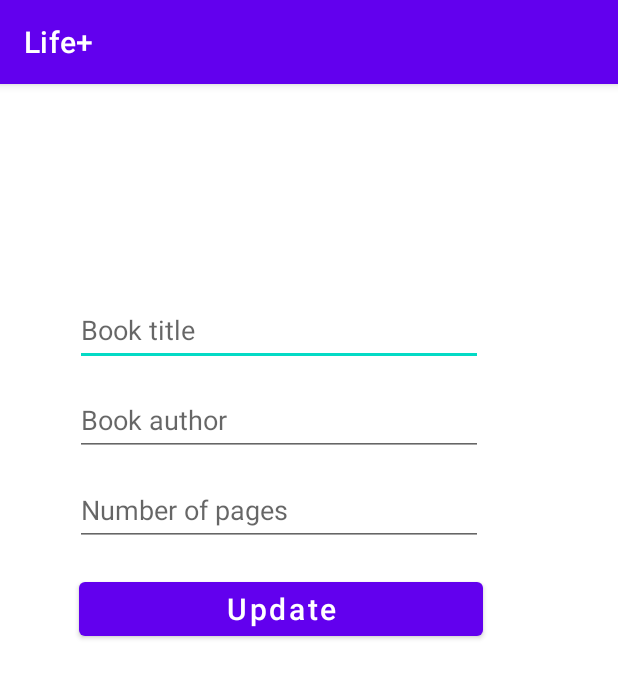
After one commit to meltherebelle/LifeApp, an Android app: the UpdateHobby screen opened directly, with no data from a screen before it, on a phone screen of 412 x 824 dp. The commit adds this screen. Shown: the top 678 px of the screen. Run offline under Robolectric (Android 15) with nearby library versions, the phone set to English and light mode, and no system bars.

Commit message:
Update - a peu pres ready

```diff
--- a/app/src/main/java/com/example/lifeapp/AddActivity.java
+++ b/app/src/main/java/com/example/lifeapp/AddActivity.java
@@ -7,7 +7,7 @@ import android.view.View;
 import android.widget.Button;
 import android.widget.EditText;
 
-public class AddActivity extends AppCompatActivity {
+public class AddActivity extends AppCompatActivity { //for Hobby Section in Personal
 
     EditText title_input, author_input, pages_input;
     Button add_button;
--- /dev/null
+++ b/app/src/main/java/com/example/lifeapp/UpdateHobby.java
@@ -0,0 +1,61 @@
+package com.example.lifeapp;
+
+import androidx.appcompat.app.AppCompatActivity;
+
+import android.os.Bundle;
+import android.util.Log;
+import android.view.View;
+import android.widget.Button;
+import android.widget.EditText;
+import android.widget.Toast;
+
+public class UpdateHobby extends AppCompatActivity {
+
+    EditText title_input, author_input, pages_input;
+    Button update_button;
+    String id, title, author, pages;
+
+    @Override
+    protected void onCreate(Bundle savedInstanceState) {
+        super.onCreate(savedInstanceState);
+        setContentView(R.layout.activity_update_hobby);
+        title_input = findViewById(R.id.title_input2);
+        author_input = findViewById(R.id.author_input2);
+        pages_input = findViewById(R.id.pages_input2);
+        update_button = findViewById(R.id.update_button);
+
+        //First we call this
+        getAndSetIntentData();
+
+        update_button.setOnClickListener(new View.OnClickListener() {
+            @Override
+            public void onClick(View view) {
+                //Only then we call this
+                MyDatabaseHelper myDB = new MyDatabaseHelper(UpdateHobby.this);
+                myDB.updateData(id, title, author, pages);
+            }
+        });
+
+
+
+    }
+    void getAndSetIntentData(){
+        //si il y a de la data
+        if(getIntent().hasExtra("id") && getIntent().hasExtra("title") &&
+                getIntent().hasExtra("author") && getIntent().hasExtra("pages")){
+            //Getting Data from Intent
+            id = getIntent().getStringExtra("id");
+            title = getIntent().getStringExtra("title");
+            author = getIntent().getStringExtra("author");
+            pages = getIntent().getStringExtra("pages");
+
+            //Setting Intent Data
+            title_input.setText(title);
+            author_input.setText(author);
+            pages_input.setText(pages);
+            //Log.d("lea", title+" "+author+" "+pages);
+        }else{ //pas de data
+            Toast.makeText(this, "No data.", Toast.LENGTH_SHORT).show();
+        }
+    }
+}
--- /dev/null
+++ b/app/src/main/res/layout/activity_update_hobby.xml
@@ -0,0 +1,65 @@
+<?xml version="1.0" encoding="utf-8"?>
+<RelativeLayout xmlns:android="http://schemas.android.com/apk/res/android"
+    xmlns:tools="http://schemas.android.com/tools"
+    android:layout_width="match_parent"
+    android:layout_height="match_parent"
+    tools:context=".AddActivity">
+
+    <EditText
+        android:id="@+id/title_input2"
+        android:layout_width="261dp"
+        android:layout_height="wrap_content"
+        android:layout_alignParentStart="true"
+        android:layout_alignParentEnd="true"
+        android:layout_alignParentBottom="true"
+        android:layout_marginStart="50dp"
+        android:layout_marginEnd="90dp"
+        android:layout_marginBottom="580dp"
+        android:ems="10"
+        android:hint="Book title"
+        android:inputType="textPersonName"
+        android:minHeight="48dp" />
+
+    <EditText
+        android:id="@+id/author_input2"
+        android:layout_width="261dp"
+        android:layout_height="wrap_content"
+        android:layout_alignParentStart="true"
+        android:layout_alignParentEnd="true"
+        android:layout_alignParentBottom="true"
+        android:layout_marginStart="50dp"
+        android:layout_marginEnd="90dp"
+        android:layout_marginBottom="520dp"
+        android:ems="10"
+        android:hint="Book author"
+        android:inputType="textPersonName"
+        android:minHeight="48dp" />
+
+    <EditText
+        android:id="@+id/pages_input2"
+        android:layout_width="267dp"
+        android:layout_height="wrap_content"
+        android:layout_alignParentStart="true"
+        android:layout_alignParentEnd="true"
+        android:layout_alignParentBottom="true"
+        android:layout_marginStart="50dp"
+        android:layout_marginEnd="90dp"
+        android:layout_marginBottom="460dp"
+        android:ems="10"
+        android:hint="Number of pages"
+        android:inputType="textPersonName"
+        android:minHeight="48dp" />
+
+    <Button
+        android:id="@+id/update_button"
+        android:layout_width="269dp"
+        android:layout_height="wrap_content"
+        android:layout_alignParentEnd="true"
+        android:layout_alignParentBottom="true"
+        android:layout_marginStart="50dp"
+        android:layout_marginEnd="90dp"
+        android:layout_marginBottom="394dp"
+        android:text="Update"
+        android:textAllCaps="false"
+        android:textSize="20dp" />
+</RelativeLayout>
--- a/app/src/main/res/layout/my_row.xml
+++ b/app/src/main/res/layout/my_row.xml
@@ -1,8 +1,8 @@
 <?xml version="1.0" encoding="utf-8"?>
-<RelativeLayout xmlns:android="http://schemas.android.com/apk/res/android"
+<LinearLayout xmlns:android="http://schemas.android.com/apk/res/android"
     xmlns:app="http://schemas.android.com/apk/res-auto"
     xmlns:tools="http://schemas.android.com/tools"
-    android:id="@+id/mainLayout"
+    android:id="@+id/Hobbies"
     android:layout_width="match_parent"
     android:layout_height="wrap_content"
     android:orientation="vertical">
@@ -60,4 +60,4 @@
                 app:layout_constraintTop_toTopOf="parent" />
         </androidx.constraintlayout.widget.ConstraintLayout>
     </androidx.cardview.widget.CardView>
-</RelativeLayout>
+</LinearLayout>
```
Also changed, not shown: app/src/main/AndroidManifest.xml (+5 -2 lines), app/src/main/java/com/example/lifeapp/CustomAdapter.java (+19 -10 lines), app/src/main/java/com/example/lifeapp/Hobbies.java (+12 -1 lines).
